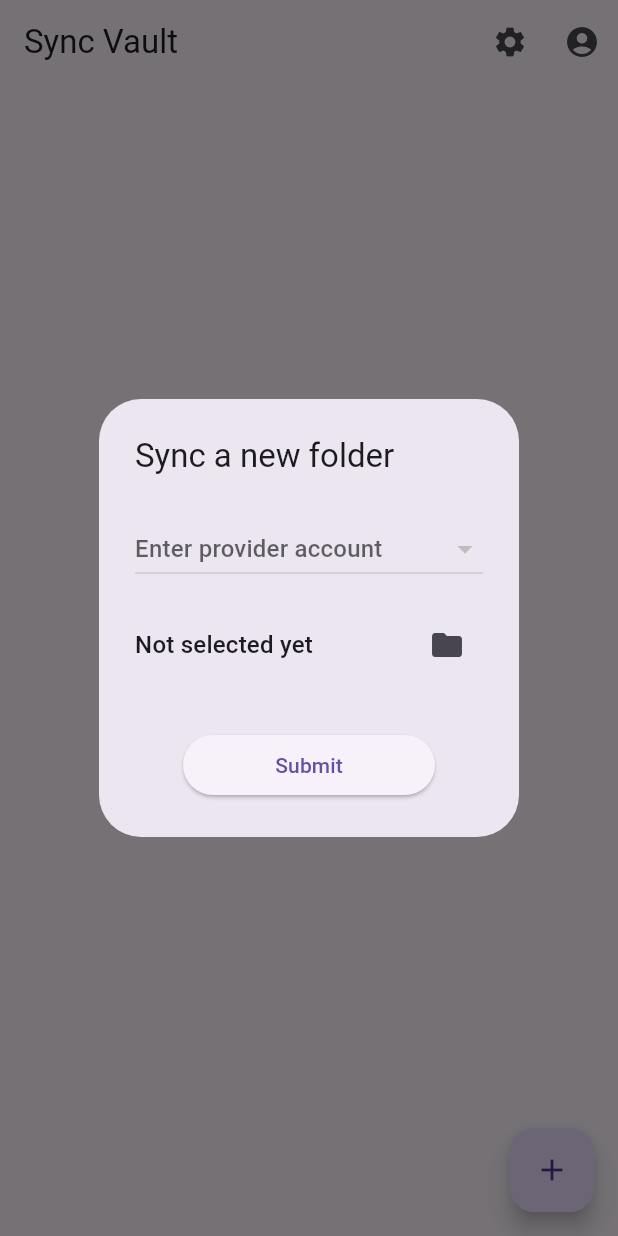
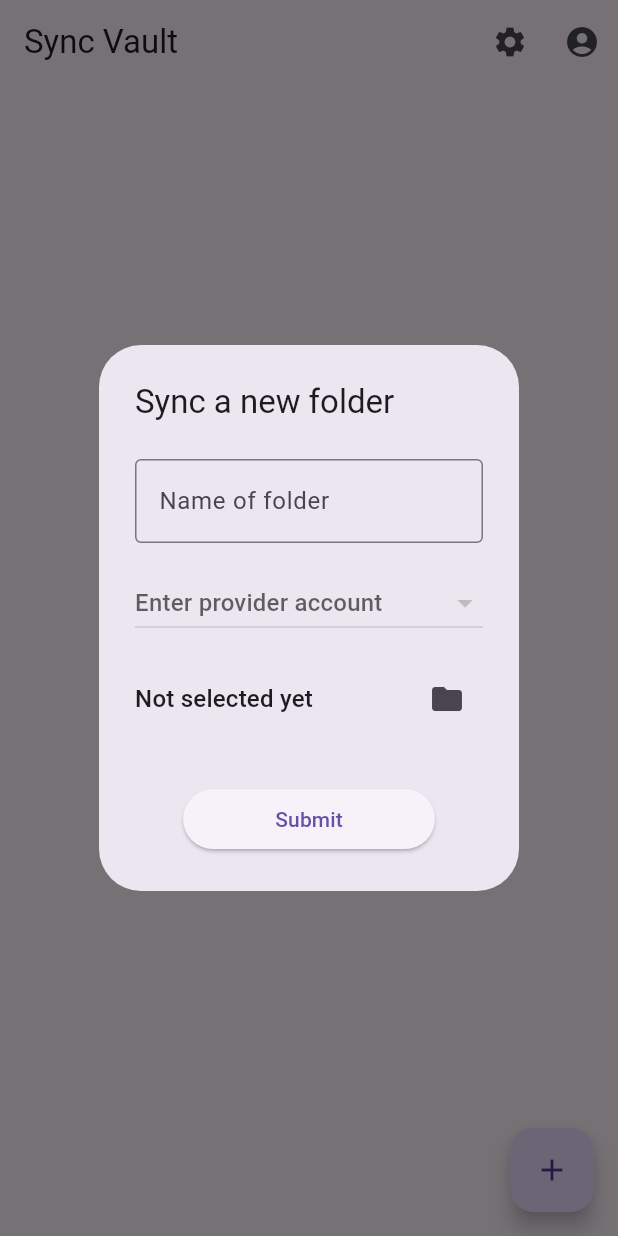
Before and after one commit to dhzdhd/SyncVault, a Flutter app: the screen it shows after launch, after a tap on the "add" icon, on a phone screen of 412 x 824 dp. Run offline on Flutter 3.47's test engine with Material 2 defaults, Android fonts, the phone set to English and light mode, and no system bars; our stand-ins replace dio, file_picker, flutter_hooks, flutter_svg, fpdart, freezed_annotation and 3 more; missing offline and left inert: flutter_web_auth_2; accounts and stored records are empty; generated files the repository leaves out were written again.

Commit message:
Tweak folder model and add folder name

```diff
--- a/lib/src/home/components/new_folder_dialog_widget.dart
+++ b/lib/src/home/components/new_folder_dialog_widget.dart
@@ -7,13 +7,32 @@ import 'package:syncvault/helpers.dart';
 import 'package:syncvault/src/accounts/controllers/auth_controller.dart';
 import 'package:syncvault/src/accounts/controllers/folder_controller.dart';
 import 'package:syncvault/src/accounts/models/auth_provider_model.dart';
-import 'package:syncvault/src/home/components/snackbar_widget.dart';
 
-class NewFolderDialogWidget extends HookConsumerWidget {
+class NewFolderDialogWidget extends StatefulHookConsumerWidget {
   const NewFolderDialogWidget({Key? key}) : super(key: key);
 
   @override
-  Widget build(BuildContext context, WidgetRef ref) {
+  ConsumerState<NewFolderDialogWidget> createState() =>
+      _NewFolderDialogWidgetState();
+}
+
+class _NewFolderDialogWidgetState extends ConsumerState<NewFolderDialogWidget> {
+  late final TextEditingController _controller;
+
+  @override
+  void initState() {
+    super.initState();
+    _controller = TextEditingController();
+  }
+
+  @override
+  void dispose() {
+    _controller.dispose();
+    super.dispose();
+  }
+
+  @override
+  Widget build(BuildContext context) {
     final selectedProvider = useState<Option<AuthProviderModel>>(const None());
     final selectedFolder = useState<Option<String>>(const None());
     final driveInfo = ref.watch(authProvider);
@@ -22,7 +41,16 @@ class NewFolderDialogWidget extends HookConsumerWidget {
       title: const Text('Sync a new folder'),
       contentPadding: const EdgeInsets.all(24),
       children: [
-        DropdownButton<AuthProviderModel?>(
+        TextField(
+          controller: _controller,
+          decoration: const InputDecoration(
+            border: OutlineInputBorder(),
+            hintText: 'Name of folder',
+          ),
+        ),
+        Padding(
+          padding: const EdgeInsets.only(top: 16.0),
+          child: DropdownButton<AuthProviderModel?>(
             items: driveInfo
                 .map((e) => DropdownMenuItem(
                       value: e,
@@ -35,6 +63,7 @@ class NewFolderDialogWidget extends HookConsumerWidget {
             onChanged: (AuthProviderModel? e) {
               selectedProvider.value = e.toOption();
             },
+          ),
         ),
         Padding(
           padding: const EdgeInsets.only(top: 16.0),
@@ -70,12 +99,14 @@ class NewFolderDialogWidget extends HookConsumerWidget {
           child: ElevatedButton(
             child: const Text('Submit'),
             onPressed: () async {
-              final Option<(AuthProviderModel, String)> content =
+              final Option<(AuthProviderModel, String, String)> content =
                   selectedProvider.value.match(
                 () => none(),
                 (t) => selectedFolder.value.match(
                   () => none(),
-                  (r) => some((t, r)),
+                  (r) => _controller.text != ''
+                      ? some((t, r, _controller.text))
+                      : none(),
                 ),
               );
 
@@ -84,7 +115,7 @@ class NewFolderDialogWidget extends HookConsumerWidget {
                   'One or both of the fields are not filled',
                 ),
                 (t) {
-                  ref.watch(folderProvider.notifier).create(t.$1, t.$2);
+                  ref.watch(folderProvider.notifier).create(t.$1, t.$2, t.$3);
                   context.showSuccessSnackBar(
                     content: 'Successfully linked folder',
                     action: none(),
--- a/lib/src/home/views/home_view.dart
+++ b/lib/src/home/views/home_view.dart
@@ -64,11 +64,11 @@ class HomeView extends ConsumerWidget {
                             crossAxisAlignment: CrossAxisAlignment.start,
                             children: [
                               Text(
-                                e.localPath.capitalize(),
+                                e.folderName.capitalize(),
                                 style: const TextStyle(fontSize: 25),
                               ),
                               Text(
-                                e.localPath,
+                                e.folderPath,
                                 style: const TextStyle(fontSize: 20),
                               ),
                             ],
@@ -77,6 +77,21 @@ class HomeView extends ConsumerWidget {
                         const Spacer(),
                         PopupMenuButton(
                           itemBuilder: (ctx) => [
+                            PopupMenuItem(
+                              child: const Row(
+                                children: [
+                                  Icon(Icons.sync_rounded),
+                                  Spacer(),
+                                  Text('Sync'),
+                                ],
+                              ),
+                              onTap: () {
+                                ctx.showSuccessSnackBar(
+                                  content: 'Synced successfully',
+                                  action: none(),
+                                );
+                              },
+                            ),
                             PopupMenuItem(
                               child: const Row(
                                 children: [
```
Also changed, not shown: lib/src/accounts/controllers/folder_controller.dart (+6 -2 lines), lib/src/accounts/models/folder_model.dart (+4 -4 lines), lib/src/accounts/models/folder_model.freezed.dart, lib/src/accounts/models/folder_model.g.dart. Lines whose indentation alone changed are shown as unchanged.
